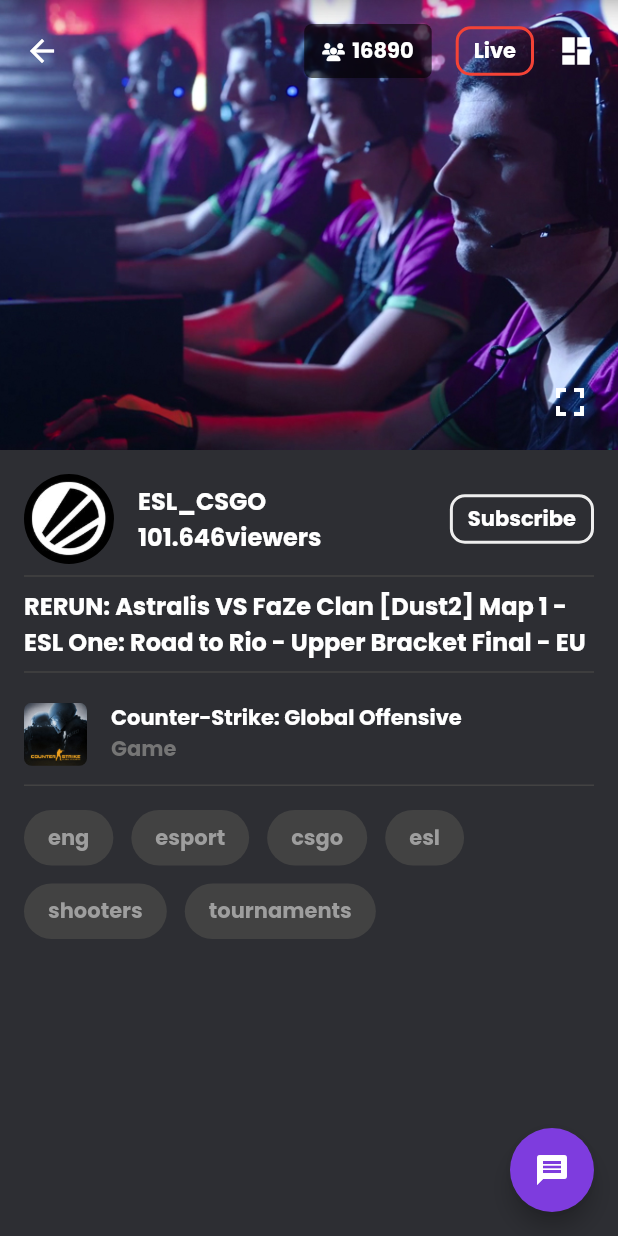
After one commit to victormarques-ia/game_streaming_flutter, a Flutter app: the Games screen opened directly, after a tap on "Counter-Strike: Global Offensive", on a phone screen of 412 x 824 dp. The commit adds this screen. Run offline on Flutter 3.47's test engine with Material 2 defaults, Android fonts, the phone set to English and light mode, and no system bars; our stand-ins replace flutter_icons, google_fonts.

Commit message:
feat: create Games screen

```diff
--- /dev/null
+++ b/lib/screens/games/game_detail.dart
@@ -0,0 +1,239 @@
+import 'package:flutter/material.dart';
+import 'package:game_streaming/screens/search/game_item_result.dart';
+import 'package:game_streaming/shared/rounded_label.dart';
+import 'package:game_streaming/utils/data.dart';
+import 'package:game_streaming/utils/constants.dart';
+import 'package:flutter_icons/flutter_icons.dart';
+import 'package:game_streaming/shared/tag_pill.dart';
+
+class GameDetail extends StatelessWidget {
+  final Game game;
+  final Function onPress;
+
+  GameDetail({@required this.game, @required this.onPress});
+
+  @override
+  Widget build(BuildContext context) {
+    return Scaffold(
+      backgroundColor: kSecondaryColor,
+      body: Column(
+        children: [
+          Container(
+            height: 300,
+            margin: EdgeInsets.only(
+              bottom: 16,
+            ),
+            decoration: BoxDecoration(
+              image: DecorationImage(
+                image: AssetImage("assets/images/egames.jpg"),
+                fit: BoxFit.cover,
+              ),
+            ),
+            child: SafeArea(
+              child: Stack(
+                children: [
+                  Padding(
+                    padding: EdgeInsets.all(16),
+                    child: Row(
+                      mainAxisAlignment: MainAxisAlignment.spaceBetween,
+                      children: [
+                        GestureDetector(
+                          onTap: () {
+                            onPress();
+                          },
+                          child: Icon(
+                            Icons.arrow_back,
+                            color: Colors.white,
+                          ),
+                        ),
+                        Row(
+                          children: [
+                            Container(
+                              height: 36,
+                              padding: EdgeInsets.symmetric(horizontal: 12),
+                              decoration: BoxDecoration(
+                                borderRadius: BorderRadius.all(
+                                  Radius.circular(5),
+                                ),
+                                color: Colors.black.withOpacity(0.6),
+                              ),
+                              child: Row(
+                                mainAxisSize: MainAxisSize.min,
+                                children: [
+                                  Icon(FontAwesome.users,
+                                      size: 12, color: Colors.white),
+                                  SizedBox(
+                                    width: 8,
+                                  ),
+                                  Text(
+                                    game.users,
+                                    style: TextStyle(
+                                      color: Colors.white,
+                                      fontSize: 14,
+                                      fontWeight: FontWeight.bold,
+                                    ),
+                                  ),
+                                ],
+                              ),
+                            ),
+                            SizedBox(
+                              width: 16,
+                            ),
+                            RoundedLabel(
+                              small: true,
+                              color: Colors.red,
+                              text: "Live",
+                            ),
+                            SizedBox(
+                              width: 16,
+                            ),
+                            Icon(
+                              Icons.dashboard,
+                              color: Colors.white,
+                            ),
+                          ],
+                        ),
+                      ],
+                    ),
+                  ),
+                  Align(
+                    alignment: Alignment.bottomRight,
+                    child: Padding(
+                      padding: EdgeInsets.all(16),
+                      child: Icon(
+                        Icons.fullscreen,
+                        color: Colors.white,
+                        size: 32,
+                      ),
+                    ),
+                  ),
+                ],
+              ),
+            ),
+          ),
+          Expanded(
+            child: SingleChildScrollView(
+              physics: BouncingScrollPhysics(),
+              padding: EdgeInsets.symmetric(
+                horizontal: 16,
+              ),
+              child: Column(
+                crossAxisAlignment: CrossAxisAlignment.stretch,
+                children: [
+                  Row(
+                    children: [
+                      Container(
+                        height: 60,
+                        width: 60,
+                        decoration: BoxDecoration(
+                          image: DecorationImage(
+                            image: AssetImage(
+                              "assets/images/avatar_19.jpg",
+                            ),
+                            fit: BoxFit.cover,
+                          ),
+                          shape: BoxShape.circle,
+                        ),
+                      ),
+                      SizedBox(
+                        width: 16,
+                      ),
+                      Expanded(
+                        child: Column(
+                          crossAxisAlignment: CrossAxisAlignment.start,
+                          children: [
+                            Text(
+                              game.subTitle,
+                              style: TextStyle(
+                                color: Colors.white,
+                                fontSize: 16,
+                                fontWeight: FontWeight.bold,
+                              ),
+                            ),
+                            Text(
+                              game.viewers + "viewers",
+                              style: TextStyle(
+                                color: Colors.white,
+                                fontSize: 16,
+                                fontWeight: FontWeight.bold,
+                              ),
+                            ),
+                          ],
+                        ),
+                      ),
+                      SizedBox(
+                        width: 16,
+                      ),
+                      RoundedLabel(
+                        small: true,
+                        color: Colors.grey[200],
+                        text: "Subscribe",
+                      ),
+                    ],
+                  ),
+                  Divider(
+                    thickness: 1,
+                    color: Colors.grey[800],
+                  ),
+                  Text(
+                    game.description,
+                    style: TextStyle(
+                      color: Colors.white,
+                      fontSize: 16,
+                      fontWeight: FontWeight.bold,
+                    ),
+                  ),
+                  Divider(
+                    thickness: 1,
+                    color: Colors.grey[800],
+                  ),
+                  GameItemResult(
+                    imageUrl: game.imageUrl,
+                    name: game.title,
+                    morePadding: false,
+                  ),
+                  SizedBox(
+                    height: 16,
+                  ),
+                  Wrap(
+                    alignment: WrapAlignment.start,
+                    runSpacing: 12,
+                    spacing: 12,
+                    children: [
+                      TagPill(
+                        tag: "eng",
+                      ),
+                      TagPill(
+                        tag: "esport",
+                      ),
+                      TagPill(
+                        tag: "csgo",
+                      ),
+                      TagPill(
+                        tag: "esl",
+                      ),
+                      TagPill(
+                        tag: "shooters",
+                      ),
+                      TagPill(
+                        tag: "tournaments",
+                      ),
+                    ],
+                  ),
+                ],
+              ),
+            ),
+          ),
+        ],
+      ),
+      floatingActionButton: FloatingActionButton(
+        onPressed: () {},
+        child: Icon(
+          Icons.message,
+          color: Colors.white,
+        ),
+        backgroundColor: kPrimaryColor,
+      ),
+    );
+  }
+}
--- /dev/null
+++ b/lib/screens/games/game_item.dart
@@ -0,0 +1,67 @@
+import 'package:flutter/material.dart';
+import 'package:game_streaming/utils/data.dart';
+import 'package:game_streaming/shared/rounded_label.dart';
+import 'package:game_streaming/shared/broadcast_item.dart';
+
+class GameItem extends StatelessWidget {
+  final Game game;
+  final Function onPress;
+
+  GameItem({@required this.game, @required this.onPress});
+
+  @override
+  Widget build(BuildContext context) {
+    return GestureDetector(
+      onTap: () {
+        onPress();
+      },
+      child: Column(
+        children: [
+          Padding(
+            padding: EdgeInsets.symmetric(
+              horizontal: 32,
+            ),
+            child: Row(
+              mainAxisAlignment: MainAxisAlignment.spaceBetween,
+              children: [
+                Flexible(
+                  child: Text(
+                    game.title,
+                    style: TextStyle(
+                      color: Colors.white,
+                      fontSize: 32,
+                      fontWeight: FontWeight.bold,
+                    ),
+                  ),
+                ),
+                SizedBox(
+                  width: 16,
+                ),
+                RoundedLabel(
+                  small: true,
+                  color: Colors.red,
+                  text: "Live",
+                ),
+              ],
+            ),
+          ),
+          BroadcastItem(
+              live: true,
+              title: game.subTitle,
+              users: game.users,
+              imageUrl: game.imageUrl),
+          Padding(
+            padding: EdgeInsets.only(left: 16, right: 16, bottom: 32),
+            child: Text(
+              game.description,
+              style: TextStyle(
+                  color: Colors.white,
+                  fontSize: 16,
+                  fontWeight: FontWeight.bold),
+            ),
+          ),
+        ],
+      ),
+    );
+  }
+}
--- a/lib/screens/games/games.dart
+++ b/lib/screens/games/games.dart
@@ -1,4 +1,9 @@
 import 'package:flutter/material.dart';
+
+import 'package:game_streaming/utils/constants.dart';
+import 'package:game_streaming/utils/data.dart';
+import 'package:game_streaming/screens/games/games_all.dart';
+import 'package:game_streaming/screens/games/game_detail.dart';
 
 class Games extends StatefulWidget {
   @override
@@ -6,16 +11,43 @@ class Games extends StatefulWidget {
 }
 
 class _GamesState extends State<Games> {
+  Widget currentWidgetView;
+
+  @override
+  void initState() {
+    super.initState();
+    switchTo("games_all", null);
+  }
+
+  switchTo(String widgetName, Game game) {
+    setState(() {
+      switch (widgetName) {
+        case "games_all":
+          currentWidgetView = GamesAll(
+            onPress: (game) {
+              switchTo("game_detail", game);
+            },
+          );
+          break;
+        case "game_detail":
+          currentWidgetView = GameDetail(
+            game: game,
+            onPress: () {
+              switchTo("games_all", null);
+            },
+          );
+          break;
+      }
+    });
+  }
+
   @override
   Widget build(BuildContext context) {
-    return Container(
-      child: Center(
-        child: Text(
-          "Games",
-          style: TextStyle(
-            color: Colors.white,
-          ),
-        ),
+    return Scaffold(
+      backgroundColor: kSecondaryColor,
+      body: AnimatedSwitcher(
+        duration: Duration(milliseconds: 250),
+        child: currentWidgetView,
       ),
     );
   }
--- /dev/null
+++ b/lib/screens/games/games_all.dart
@@ -0,0 +1,92 @@
+import 'package:flutter/material.dart';
+import 'package:game_streaming/shared/custom_filled_field.dart';
+import 'package:game_streaming/utils/constants.dart';
+import 'package:game_streaming/utils/data.dart';
+import 'package:game_streaming/screens/games/game_item.dart';
+
+class GamesAll extends StatelessWidget {
+  final Function onPress;
+
+  GamesAll({@required this.onPress});
+
+  @override
+  Widget build(BuildContext context) {
+    return Scaffold(
+      backgroundColor: kSecondaryColor,
+      body: SafeArea(
+        child: Column(
+          children: [
+            Padding(
+              padding: EdgeInsets.all(16),
+              child: Row(
+                mainAxisAlignment: MainAxisAlignment.center,
+                children: [
+                  SizedBox(
+                    height: 32,
+                    child: Image.asset(
+                      "assets/icons/joystick.png",
+                      color: Colors.white,
+                    ),
+                  ),
+                  SizedBox(
+                    width: 16,
+                  ),
+                  Expanded(
+                    child: Container(
+                      height: 48,
+                      padding:
+                          EdgeInsets.symmetric(vertical: 12, horizontal: 16),
+                      decoration: BoxDecoration(
+                        color: Colors.grey[800],
+                        borderRadius: BorderRadius.all(
+                          Radius.circular(10),
+                        ),
+                      ),
+                      child: Row(
+                        mainAxisAlignment: MainAxisAlignment.spaceBetween,
+                        children: [
+                          Text(
+                            "All Games",
+                            style: TextStyle(
+                              color: Colors.white,
+                              fontWeight: FontWeight.bold,
+                            ),
+                          ),
+                          Container(
+                            height: 8,
+                            width: 8,
+                            decoration: BoxDecoration(
+                              shape: BoxShape.circle,
+                              color: Colors.grey[500],
+                            ),
+                          ),
+                        ],
+                      ),
+                    ),
+                  ),
+                ],
+              ),
+            ),
+            Expanded(
+              child: SingleChildScrollView(
+                physics: BouncingScrollPhysics(),
+                child: Column(
+                  children: getGames()
+                      .map(
+                        (item) => GameItem(
+                          game: item,
+                          onPress: () {
+                            onPress(item);
+                          },
+                        ),
+                      )
+                      .toList(),
+                ),
+              ),
+            ),
+          ],
+        ),
+      ),
+    );
+  }
+}
--- /dev/null
+++ b/lib/shared/broadcast_item.dart
@@ -0,0 +1,98 @@
+import 'package:flutter/material.dart';
+
+import 'package:flutter_icons/flutter_icons.dart';
+
+class BroadcastItem extends StatelessWidget {
+  final bool live;
+  final String title;
+  final String users;
+  final String imageUrl;
+
+  BroadcastItem(
+      {@required this.live,
+      @required this.title,
+      @required this.users,
+      @required this.imageUrl});
+
+  @override
+  Widget build(BuildContext context) {
+    return Container(
+      height: 220,
+      margin: EdgeInsets.all(16),
+      padding: EdgeInsets.all(16),
+      decoration: BoxDecoration(
+        borderRadius: BorderRadius.all(
+          Radius.circular(10),
+        ),
+        image: DecorationImage(
+          image: AssetImage(imageUrl),
+          fit: BoxFit.cover,
+        ),
+      ),
+      child: Stack(
+        children: [
+          Align(
+            alignment: Alignment.bottomLeft,
+            child: Text(
+              title,
+              style: TextStyle(
+                color: Colors.white,
+                fontSize: 16,
+                fontWeight: FontWeight.bold,
+              ),
+            ),
+          ),
+          Align(
+            alignment: Alignment.topRight,
+            child: Container(
+              height: 36,
+              padding: EdgeInsets.symmetric(horizontal: 12),
+              decoration: BoxDecoration(
+                borderRadius: BorderRadius.all(
+                  Radius.circular(5),
+                ),
+                color: Colors.black.withOpacity(0.6),
+              ),
+              child: Row(
+                mainAxisSize: MainAxisSize.min,
+                children: [
+                  Icon(FontAwesome.users, size: 12, color: Colors.white),
+                  SizedBox(
+                    width: 8,
+                  ),
+                  Text(
+                    users,
+                    style: TextStyle(
+                      color: Colors.white,
+                      fontSize: 14,
+                      fontWeight: FontWeight.bold,
+                    ),
+                  ),
+                  live
+                      ? Row(
+                          children: [
+                            SizedBox(
+                              width: 8,
+                            ),
+                            Container(
+                              height: 8,
+                              width: 8,
+                              decoration: BoxDecoration(
+                                shape: BoxShape.circle,
+                                color: Colors.red,
+                              ),
+                            ),
+                          ],
+                        )
+                      : Container(
+                          width: 1,
+                        ),
+                ],
+              ),
+            ),
+          ),
+        ],
+      ),
+    );
+  }
+}
--- /dev/null
+++ b/lib/shared/tag_pill.dart
@@ -0,0 +1,27 @@
+import 'package:flutter/material.dart';
+
+class TagPill extends StatelessWidget {
+  final String tag;
+
+  TagPill({@required this.tag});
+
+  @override
+  Widget build(BuildContext context) {
+    return Container(
+      padding: EdgeInsets.symmetric(horizontal: 16, vertical: 8),
+      decoration: BoxDecoration(
+        color: Colors.grey[800],
+        borderRadius: BorderRadius.all(
+          Radius.circular(20),
+        ),
+      ),
+      child: Text(
+        tag,
+        style: TextStyle(
+          color: Colors.grey[500],
+          fontWeight: FontWeight.bold,
+        ),
+      ),
+    );
+  }
+}
```
Also changed, not shown: pubspec.lock.
